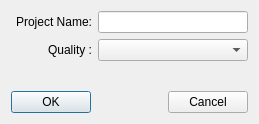
First picture: the form in src/ATE/org/actions_on/project/ProjectWizard.ui, repository goanpeca/ATE.org, before the edit.
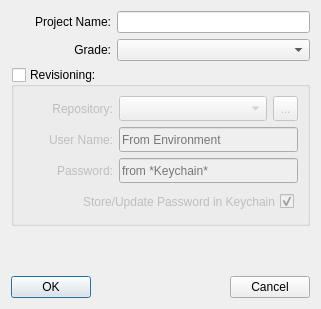
Second picture: the form after the edit.

What changed in the file:
```diff
--- a/src/ATE/org/actions_on/project/ProjectWizard.ui
+++ b/src/ATE/org/actions_on/project/ProjectWizard.ui
@@ -6,16 +6,32 @@
    <rect>
     <x>0</x>
     <y>0</y>
-    <width>259</width>
-    <height>124</height>
+    <width>321</width>
+    <height>309</height>
    </rect>
   </property>
+  <property name="sizePolicy">
+   <sizepolicy hsizetype="Preferred" vsizetype="Fixed">
+    <horstretch>0</horstretch>
+    <verstretch>0</verstretch>
+   </sizepolicy>
+  </property>
+  <property name="minimumSize">
+   <size>
+    <width>321</width>
+    <height>309</height>
+   </size>
+  </property>
+  <property name="maximumSize">
+   <size>
+    <width>16777215</width>
+    <height>500</height>
+   </size>
+  </property>
   <property name="windowTitle">
    <string>Dialog</string>
   </property>
-  <layout class="QGridLayout" name="gridLayout">
-   <item row="0" column="0">
-    <layout class="QVBoxLayout" name="verticalLayout">
+  <layout class="QVBoxLayout" name="verticalLayout_2">
      <item>
       <layout class="QHBoxLayout" name="horizontalLayout">
        <item>
@@ -28,13 +44,13 @@
          </property>
          <property name="minimumSize">
           <size>
-           <width>81</width>
+         <width>100</width>
            <height>22</height>
           </size>
          </property>
          <property name="maximumSize">
           <size>
-           <width>81</width>
+         <width>100</width>
            <height>22</height>
           </size>
          </property>
@@ -68,7 +84,7 @@
       </layout>
      </item>
      <item>
-      <layout class="QHBoxLayout" name="horizontalLayout_3">
+    <layout class="QHBoxLayout" name="horizontalLayout_4">
        <item>
         <widget class="QLabel" name="label_4">
          <property name="sizePolicy">
@@ -79,18 +95,18 @@
          </property>
          <property name="minimumSize">
           <size>
-           <width>81</width>
+         <width>100</width>
            <height>22</height>
           </size>
          </property>
          <property name="maximumSize">
           <size>
-           <width>81</width>
+         <width>100</width>
            <height>22</height>
           </size>
          </property>
          <property name="text">
-          <string>Quality :</string>
+        <string>Grade:</string>
          </property>
          <property name="alignment">
           <set>Qt::AlignRight|Qt::AlignTrailing|Qt::AlignVCenter</set>
@@ -151,8 +167,297 @@
        </item>
       </layout>
      </item>
+   <item>
+    <widget class="QGroupBox" name="revisioning">
+     <property name="sizePolicy">
+      <sizepolicy hsizetype="Preferred" vsizetype="Minimum">
+       <horstretch>0</horstretch>
+       <verstretch>0</verstretch>
+      </sizepolicy>
+     </property>
+     <property name="title">
+      <string>Revisioning:</string>
+     </property>
+     <property name="checkable">
+      <bool>true</bool>
+     </property>
+     <property name="checked">
+      <bool>false</bool>
+     </property>
+     <layout class="QVBoxLayout" name="verticalLayout">
+      <item>
+       <layout class="QHBoxLayout" name="horizontalLayout_7">
+        <item>
+         <widget class="QLabel" name="label_2">
+          <property name="sizePolicy">
+           <sizepolicy hsizetype="Fixed" vsizetype="Fixed">
+            <horstretch>0</horstretch>
+            <verstretch>0</verstretch>
+           </sizepolicy>
+          </property>
+          <property name="minimumSize">
+           <size>
+            <width>90</width>
+            <height>25</height>
+           </size>
+          </property>
+          <property name="maximumSize">
+           <size>
+            <width>90</width>
+            <height>25</height>
+           </size>
+          </property>
+          <property name="text">
+           <string>Repository:</string>
+          </property>
+          <property name="alignment">
+           <set>Qt::AlignRight|Qt::AlignTrailing|Qt::AlignVCenter</set>
+          </property>
+         </widget>
+        </item>
+        <item>
+         <widget class="QComboBox" name="repository">
+          <property name="minimumSize">
+           <size>
+            <width>0</width>
+            <height>25</height>
+           </size>
+          </property>
+          <property name="maximumSize">
+           <size>
+            <width>16777215</width>
+            <height>25</height>
+           </size>
+          </property>
+          <item>
+           <property name="text">
+            <string/>
+           </property>
+          </item>
+          <item>
+           <property name="text">
+            <string>GitHub.com</string>
+           </property>
+          </item>
+          <item>
+           <property name="text">
+            <string>Micronas.com</string>
+           </property>
+          </item>
+          <item>
+           <property name="text">
+            <string>InvenSense.com</string>
+           </property>
+          </item>
+          <item>
+           <property name="text">
+            <string>ICSense.com</string>
+           </property>
+          </item>
+          <item>
+           <property name="text">
+            <string>TDK.com</string>
+           </property>
+          </item>
+         </widget>
+        </item>
+        <item>
+         <widget class="QToolButton" name="browseRepository">
+          <property name="minimumSize">
+           <size>
+            <width>25</width>
+            <height>25</height>
+           </size>
+          </property>
+          <property name="maximumSize">
+           <size>
+            <width>25</width>
+            <height>25</height>
+           </size>
+          </property>
+          <property name="statusTip">
+           <string>Browse This Repository with your browser</string>
+          </property>
+          <property name="text">
+           <string>...</string>
+          </property>
+          <property name="iconSize">
+           <size>
+            <width>24</width>
+            <height>24</height>
+           </size>
+          </property>
+         </widget>
+        </item>
+       </layout>
+      </item>
+      <item>
+       <layout class="QHBoxLayout" name="horizontalLayout_6">
+        <item>
+         <widget class="QLabel" name="label_3">
+          <property name="sizePolicy">
+           <sizepolicy hsizetype="Fixed" vsizetype="Fixed">
+            <horstretch>0</horstretch>
+            <verstretch>0</verstretch>
+           </sizepolicy>
+          </property>
+          <property name="minimumSize">
+           <size>
+            <width>90</width>
+            <height>25</height>
+           </size>
+          </property>
+          <property name="maximumSize">
+           <size>
+            <width>90</width>
+            <height>25</height>
+           </size>
+          </property>
+          <property name="text">
+           <string>User Name:</string>
+          </property>
+          <property name="alignment">
+           <set>Qt::AlignRight|Qt::AlignTrailing|Qt::AlignVCenter</set>
+          </property>
+         </widget>
+        </item>
+        <item>
+         <widget class="QLineEdit" name="userName">
+          <property name="minimumSize">
+           <size>
+            <width>0</width>
+            <height>25</height>
+           </size>
+          </property>
+          <property name="maximumSize">
+           <size>
+            <width>16777215</width>
+            <height>25</height>
+           </size>
+          </property>
+          <property name="placeholderText">
+           <string>From Environment</string>
+          </property>
+          <property name="clearButtonEnabled">
+           <bool>true</bool>
+          </property>
+         </widget>
+        </item>
+       </layout>
+      </item>
+      <item>
+       <layout class="QHBoxLayout" name="horizontalLayout_5">
+        <item>
+         <widget class="QLabel" name="label_5">
+          <property name="sizePolicy">
+           <sizepolicy hsizetype="Fixed" vsizetype="Fixed">
+            <horstretch>0</horstretch>
+            <verstretch>0</verstretch>
+           </sizepolicy>
+          </property>
+          <property name="minimumSize">
+           <size>
+            <width>90</width>
+            <height>25</height>
+           </size>
+          </property>
+          <property name="maximumSize">
+           <size>
+            <width>90</width>
+            <height>25</height>
+           </size>
+          </property>
+          <property name="text">
+           <string>Password:</string>
+          </property>
+          <property name="alignment">
+           <set>Qt::AlignRight|Qt::AlignTrailing|Qt::AlignVCenter</set>
+          </property>
+         </widget>
+        </item>
+        <item>
+         <widget class="QLineEdit" name="password">
+          <property name="minimumSize">
+           <size>
+            <width>0</width>
+            <height>25</height>
+           </size>
+          </property>
+          <property name="maximumSize">
+           <size>
+            <width>16777215</width>
+            <height>25</height>
+           </size>
+          </property>
+          <property name="placeholderText">
+           <string>from *Keychain*</string>
+          </property>
+          <property name="clearButtonEnabled">
+           <bool>true</bool>
+          </property>
+         </widget>
+        </item>
+       </layout>
+      </item>
+      <item>
+       <layout class="QHBoxLayout" name="horizontalLayout_3">
+        <item>
+         <widget class="QCheckBox" name="keychain">
+          <property name="sizePolicy">
+           <sizepolicy hsizetype="Fixed" vsizetype="Fixed">
+            <horstretch>0</horstretch>
+            <verstretch>0</verstretch>
+           </sizepolicy>
+          </property>
+          <property name="minimumSize">
+           <size>
+            <width>271</width>
+            <height>25</height>
+           </size>
+          </property>
+          <property name="maximumSize">
+           <size>
+            <width>271</width>
+            <height>25</height>
+           </size>
+          </property>
+          <property name="layoutDirection">
+           <enum>Qt::RightToLeft</enum>
+          </property>
+          <property name="text">
+           <string>Store/Update Password in Keychain</string>
+          </property>
+          <property name="checked">
+           <bool>true</bool>
+          </property>
+         </widget>
+        </item>
+        <item>
+         <spacer name="horizontalSpacer_2">
+          <property name="orientation">
+           <enum>Qt::Horizontal</enum>
+          </property>
+          <property name="sizeHint" stdset="0">
+           <size>
+            <width>40</width>
+            <height>20</height>
+           </size>
+          </property>
+         </spacer>
+        </item>
+       </layout>
+      </item>
+     </layout>
+    </widget>
+   </item>
      <item>
       <widget class="QLabel" name="Feedback">
+     <property name="minimumSize">
+      <size>
+       <width>200</width>
+       <height>22</height>
+      </size>
+     </property>
        <property name="text">
         <string/>
        </property>
@@ -189,8 +494,6 @@
           <string>Cancel</string>
          </property>
         </widget>
-       </item>
-      </layout>
      </item>
     </layout>
    </item>
```
Left out of the diff: 3 changed lines with no effect on the pictures. Lines whose indentation alone changed are shown as unchanged.
